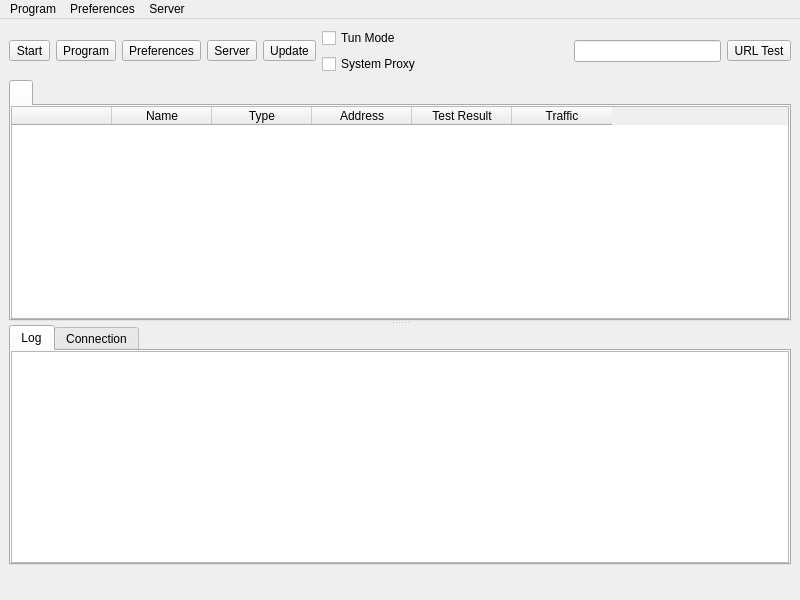
Ogstra/proxor, file src/ui/mainwindow.ui: the form before one commit.
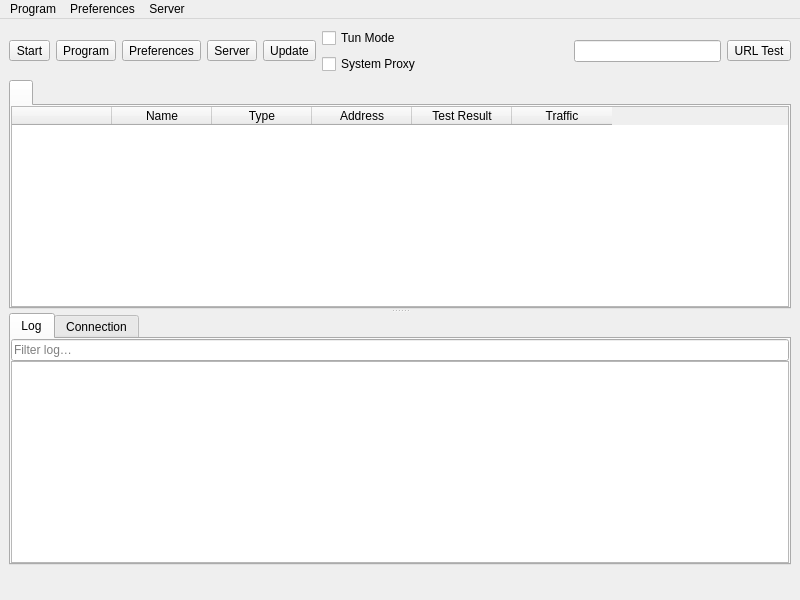
The form after the commit. Icons and pictures are not drawn. Custom widgets are drawn as their Qt base class.

Commit message:
feat: add real-time text filter to Log tab and buffer log lines for re-render
- Add QLineEdit log_filter above masterLogBrowser in the Log tab UI
- Buffer raw log lines in m_logLines for filter-based document rebuild
- rebuildLogDocument() iterates buffer with case-insensitive filter match
- show_log_impl appends to m_logLines before document, gates append on active filter
- Wire log_filter textChanged to rebuildLogDocument with auto-scroll
- Clear m_logLines buffer when user clears the log via context menu

Patch:
```diff
--- a/src/ui/mainwindow.ui
+++ b/src/ui/mainwindow.ui
@@ -320,6 +320,16 @@
             <property name="bottomMargin">
              <number>0</number>
             </property>
+            <item>
+             <widget class="QLineEdit" name="log_filter">
+              <property name="placeholderText">
+               <string>Filter log…</string>
+              </property>
+              <property name="clearButtonEnabled">
+               <bool>true</bool>
+              </property>
+             </widget>
+            </item>
             <item>
              <widget class="QTextBrowser" name="masterLogBrowser">
               <property name="contextMenuPolicy">
```
Left out of the diff: 10 changed lines with no effect on the pictures. The commit also changes 2 other files.
